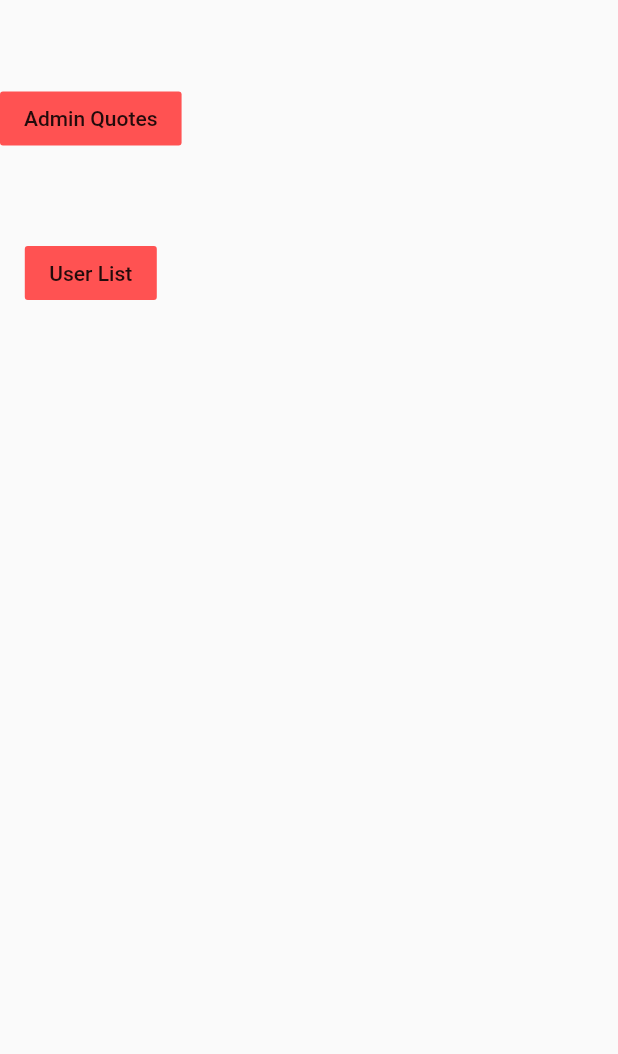
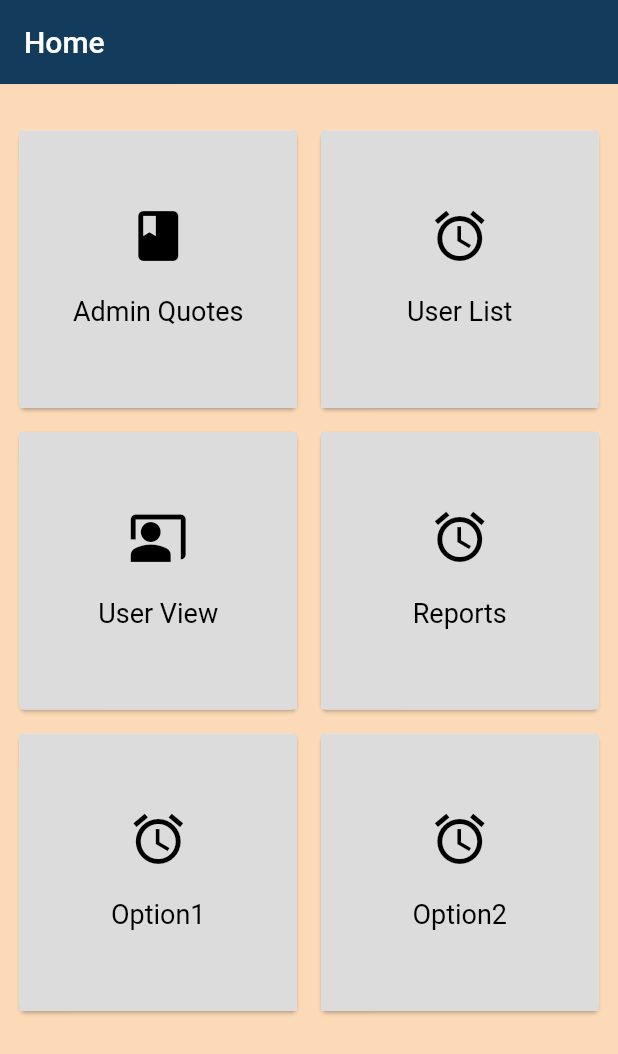
Before and after one commit to NavodyaPasqual/ctse_quotes_flutter_app, a Flutter app: the AdminDashboardPage screen opened directly, on a phone screen of 412 x 824 dp. Shown: the top 1054 px of the screen. Run offline on Flutter 3.47's test engine with Material 2 defaults, Android fonts, the phone set to English and light mode, and no system bars; our stand-ins replace cloud_firestore, firebase_auth, firebase_core, flutter_screenutil, flutter_svg, flutter_tts and 2 more; missing offline and left inert: clipboard, random_color; accounts and stored records are empty.

Commit message:
Admin dashboard create

```diff
--- a/lib/pages/admin/admin_quotes_list_page.dart
+++ b/lib/pages/admin/admin_quotes_list_page.dart
@@ -17,7 +17,9 @@ class _AdminQuotesListState extends State<AdminQuotesList> {
   @override
   Widget build(BuildContext context) {
     return Scaffold(
+      backgroundColor: const Color(0xFFFCDAB7),
       floatingActionButton: FloatingActionButton(
+        backgroundColor: const Color(0xFF133B5C),
         onPressed: () {
           Navigator.pushReplacement(context, MaterialPageRoute(builder: (_) => AdminQuotesAdd()));
         },
--- a/lib/pages/main/admin_dashboard_page.dart
+++ b/lib/pages/main/admin_dashboard_page.dart
@@ -12,22 +12,59 @@ class _AdminDashboardPageState extends State<AdminDashboardPage> {
   @override
   Widget build(BuildContext context) {
     return Scaffold(
-        body: Column(
-            children: <Widget>[
-              const SizedBox(height: 55),
-              FlatButton(onPressed: (){ Navigator.push(context, MaterialPageRoute(builder: (context) => const AdminQuotesList()));},
-                color: Colors.redAccent,
-                child: const Text("Admin Quotes"),
-              ),
-
-              const SizedBox(height: 55),
-              FlatButton(onPressed: (){ Navigator.push(context, MaterialPageRoute(builder: (context) => const AdminQuotesList()));},
-                color: Colors.redAccent,
-                child: const Text("User List"),
-              ),
-            ]
-        )
+      backgroundColor: const Color(0xFFFCDAB7),
+      appBar: AppBar(
+        title: const Text("Home"),
+        elevation: .1,
+        backgroundColor: const  Color(0xFF133B5C),
+      ),
+      body: Container(
+        padding: const EdgeInsets.symmetric(vertical: 20.0, horizontal: 2.0),
+        child: GridView.count(
+          crossAxisCount: 2,
+          padding: const EdgeInsets.all(3.0),
+          children: <Widget>[
+            makeDashboardItem("Admin Quotes", Icons.book),
+            makeDashboardItem("User List", Icons.alarm),
+            makeDashboardItem("User View", Icons.co_present ),
+            makeDashboardItem("Reports", Icons.alarm),
+            makeDashboardItem("Option1", Icons.alarm),
+            makeDashboardItem("Option2", Icons.alarm)
+          ],
+        ),
+      ),
     );
   }
 
+  Card makeDashboardItem(String title, IconData icon) {
+    return Card(
+        elevation: 1.0,
+        margin: const EdgeInsets.all(8.0),
+        child: Container(
+          decoration: const BoxDecoration(color: Color.fromRGBO(220, 220, 220, 1.0)),
+          child: InkWell(
+            onTap: () { Navigator.push(context, MaterialPageRoute(builder: (context) => const AdminQuotesList()));},
+            child: Column(
+              crossAxisAlignment: CrossAxisAlignment.stretch,
+              mainAxisSize: MainAxisSize.min,
+              verticalDirection: VerticalDirection.down,
+              children: <Widget>[
+                const SizedBox(height: 50.0),
+                Center(
+                    child: Icon(
+                      icon,
+                      size: 40.0,
+                      color: Colors.black,
+                    )),
+                const SizedBox(height: 20.0),
+                Center(
+                  child: Text(title,
+                      style:
+                      const TextStyle(fontSize: 18.0, color: Colors.black)),
+                )
+              ],
+            ),
+          ),
+        ));
+  }
 }
```
